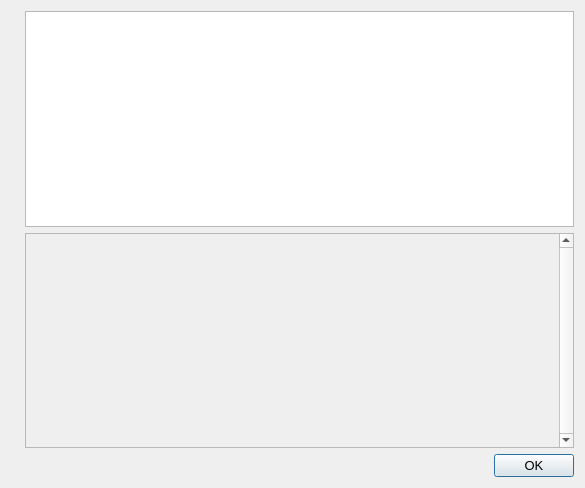
Above: src/qt/forms/helpmessagedialog.ui from THETCR/core before the change. Below: the same form after it.
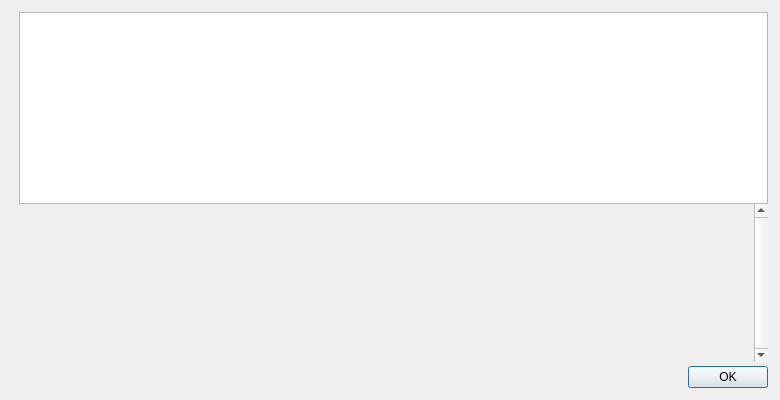
That is the form after the change. Icons and pictures are not drawn.

Commit message: [QT] Backport qt

Diff of the .ui file:
```diff
--- a/src/qt/forms/helpmessagedialog.ui
+++ b/src/qt/forms/helpmessagedialog.ui
@@ -6,31 +6,73 @@
    <rect>
     <x>0</x>
     <y>0</y>
-    <width>585</width>
-    <height>488</height>
+    <width>780</width>
+    <height>400</height>
    </rect>
   </property>
-  <property name="font">
-   <font>
-    <pointsize>10</pointsize>
-   </font>
-  </property>
-  <property name="windowTitle">
-   <string notr="true">WISPR Core - Command-line options</string>
-  </property>
   <layout class="QHBoxLayout" name="horizontalLayout_2">
+   <property name="spacing">
+    <number>0</number>
+   </property>
+   <property name="leftMargin">
+    <number>12</number>
+   </property>
+   <property name="topMargin">
+    <number>12</number>
+   </property>
+   <property name="rightMargin">
+    <number>12</number>
+   </property>
+   <property name="bottomMargin">
+    <number>12</number>
+   </property>
    <item>
-    <widget class="QLabel" name="graphic">
-     <property name="sizePolicy">
-      <sizepolicy hsizetype="Preferred" vsizetype="Ignored">
-       <horstretch>0</horstretch>
-       <verstretch>0</verstretch>
-      </sizepolicy>
+    <layout class="QVBoxLayout" name="verticalLayoutLogo" stretch="0,0">
+     <property name="leftMargin">
+      <number>0</number>
      </property>
      <property name="pixmap">
       <pixmap resource="../wispr.qrc">:/images/about</pixmap>
      </property>
-    </widget>
+     <property name="rightMargin">
+      <number>0</number>
+     </property>
+     <item>
+      <widget class="QLabel" name="aboutLogo">
+       <property name="sizePolicy">
+        <sizepolicy hsizetype="Preferred" vsizetype="Ignored">
+         <horstretch>0</horstretch>
+         <verstretch>0</verstretch>
+        </sizepolicy>
+       </property>
+       <property name="maximumSize">
+        <size>
+         <width>100</width>
+         <height>100</height>
+        </size>
+       </property>
+       <property name="pixmap">
+        <pixmap resource="../wispr.qrc">:/images/about</pixmap>
+       </property>
+       <property name="scaledContents">
+        <bool>true</bool>
+       </property>
+       <property name="alignment">
+        <set>Qt::AlignLeading|Qt::AlignLeft|Qt::AlignTop</set>
+       </property>
+      </widget>
+     </item>
+     <item>
+      <widget class="QFrame" name="frame">
+       <property name="frameShape">
+        <enum>QFrame::NoFrame</enum>
+       </property>
+       <property name="frameShadow">
+        <enum>QFrame::Raised</enum>
+       </property>
+      </widget>
+     </item>
+    </layout>
    </item>
    <item>
     <layout class="QVBoxLayout" name="verticalLayout">
@@ -43,6 +85,9 @@
      </item>
      <item>
       <widget class="QScrollArea" name="scrollArea">
+       <property name="frameShape">
+        <enum>QFrame::NoFrame</enum>
+       </property>
        <property name="verticalScrollBarPolicy">
         <enum>Qt::ScrollBarAlwaysOn</enum>
        </property>
@@ -50,14 +95,6 @@
         <bool>true</bool>
        </property>
        <widget class="QWidget" name="scrollAreaWidgetContents">
-        <property name="geometry">
-         <rect>
-          <x>0</x>
-          <y>0</y>
-          <width>479</width>
-          <height>213</height>
-         </rect>
-        </property>
         <layout class="QVBoxLayout" name="verticalLayout_2">
          <item>
           <widget class="QLabel" name="aboutMessage">
@@ -82,6 +119,22 @@
        </widget>
       </widget>
      </item>
+     <item>
+      <spacer name="verticalSpacer">
+       <property name="orientation">
+        <enum>Qt::Vertical</enum>
+       </property>
+       <property name="sizeType">
+        <enum>QSizePolicy::Fixed</enum>
+       </property>
+       <property name="sizeHint" stdset="0">
+        <size>
+         <width>4</width>
+         <height>4</height>
+        </size>
+       </property>
+      </spacer>
+     </item>
      <item>
       <widget class="QDialogButtonBox" name="okButton">
        <property name="orientation">
```
Left out of the diff: 4 changed lines with no effect on the pictures.
